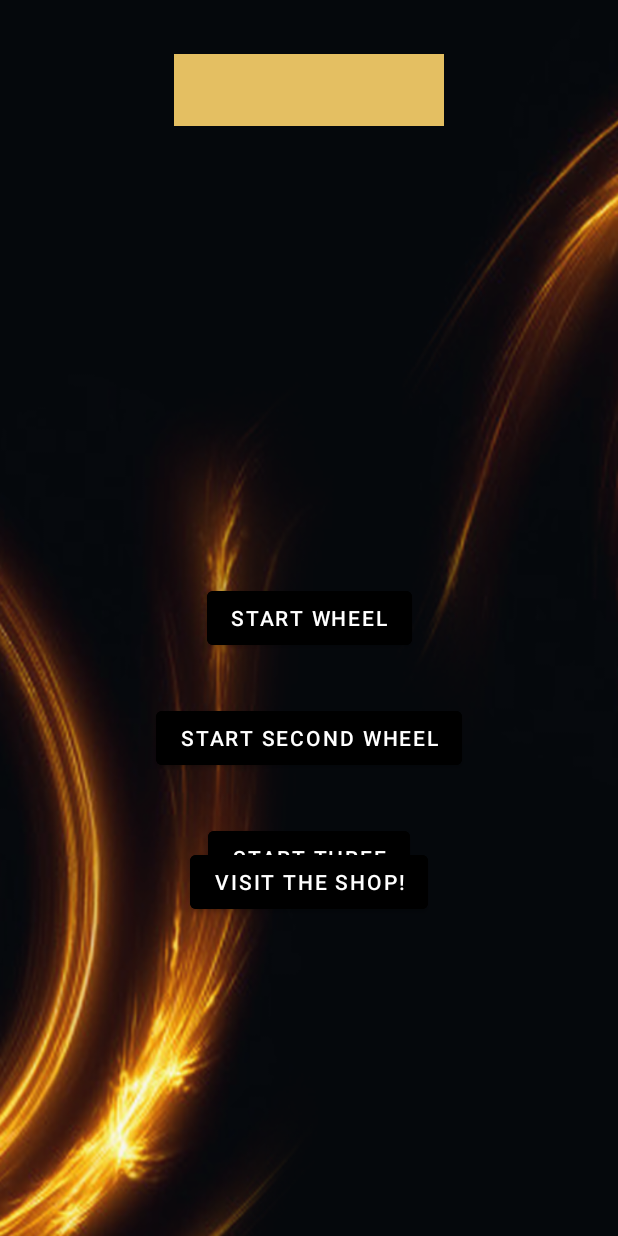
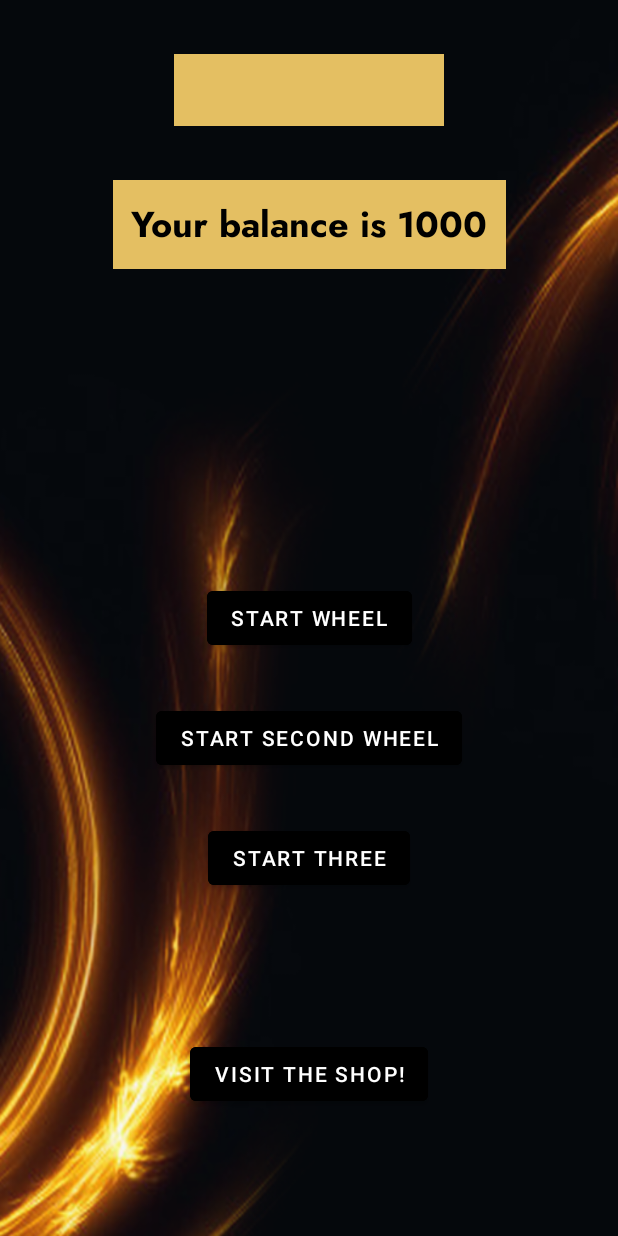
Before and after one commit to marinaMobile/MiraculousSpike, an Android app: the RegAct screen opened directly, with no data from a screen before it, on a phone screen of 412 x 824 dp. Run offline under Robolectric (Android 15) with nearby library versions, the phone set to English and light mode, and no system bars; libraries missing offline, so code that uses them is left out: com.my.tracker, com.onesignal, com.qonversion.android.

```diff
--- a/app/src/main/java/com/aqupepgames/projectp/AppClass.kt
+++ b/app/src/main/java/com/aqupepgames/projectp/AppClass.kt
@@ -22,6 +22,10 @@ import com.qonversion.android.sdk.Qonversion
 
 
 class AppClass :Application(){
+
+    companion object{
+        var TOTAL_BALANCE = 1000
+    }
 
 
     override fun onCreate() {
@@ -64,6 +68,11 @@ class AppClass :Application(){
 
         Qonversion.setDebugMode()
         Qonversion.launch(this, "pdrBIx6s7ZqTvDobWUFqTx3YONn97_tv", false)
+
+        //total_balance_payout
+        val totalBalanceSP = getSharedPreferences("TOTAL_BAL_SP", MODE_PRIVATE)
+        totalBalanceSP.edit().putInt(TOTAL_BALANCE.toString(),1000).apply()
+
     }
 
 
--- a/app/src/main/java/com/aqupepgames/projectp/four/acti/RegAct.kt
+++ b/app/src/main/java/com/aqupepgames/projectp/four/acti/RegAct.kt
@@ -3,6 +3,7 @@ package com.aqupepgames.projectp.four.acti
 import android.content.Intent
 import androidx.appcompat.app.AppCompatActivity
 import android.os.Bundle
+import com.aqupepgames.projectp.AppClass
 import com.aqupepgames.projectp.R
 import com.aqupepgames.projectp.databinding.ActivityRegBinding
 import com.aqupepgames.projectp.four.inapps.ProductListing
@@ -18,20 +19,31 @@ class RegAct : AppCompatActivity() {
         binding = ActivityRegBinding.inflate(layoutInflater)
         setContentView(binding.root)
 
+        val totalBalanceSP = getSharedPreferences("TOTAL_BAL_SP", MODE_PRIVATE)
+        var tBalanceMain: Int? = totalBalanceSP.getInt(AppClass.TOTAL_BALANCE.toString(), 0)
+
+
+
+        binding.totalBalanceMain.text = "Your balance is ${tBalanceMain.toString()}"
+
         binding.oneBtn.setOnClickListener{
             startActivity(Intent(this, OneGame::class.java))
+            finish()
         }
 
         binding.twoBtn.setOnClickListener {
             startActivity(Intent(this, TwoGame::class.java))
+            finish()
         }
 
         binding.threeBtn.setOnClickListener {
             startActivity(Intent(this, ThreeGame::class.java))
+            finish()
         }
 
         binding.shopBtn.setOnClickListener{
             startActivity(Intent(this, ProductListing::class.java))
+            finish()
         }
     }
 }
--- a/app/src/main/java/com/aqupepgames/projectp/four/inapps/ProductsAdapter.kt
+++ b/app/src/main/java/com/aqupepgames/projectp/four/inapps/ProductsAdapter.kt
@@ -41,7 +41,7 @@ class ProductsAdapter(
         }
 
         fun bind(product: QProduct) = with(itemView) {
-            binding.txtName.setImageResource(R.drawable.sc_gm_item_1)
+            binding.txtName.setImageResource(R.drawable.four)
             binding.txtDescription.text = product.skuDetail?.description
             binding.txtPrice.text = product.skuDetail?.price
         }
--- a/app/src/main/res/layout/activity_product_listing.xml
+++ b/app/src/main/res/layout/activity_product_listing.xml
@@ -4,7 +4,7 @@
     xmlns:tools="http://schemas.android.com/tools"
     android:layout_width="match_parent"
     android:layout_height="match_parent"
-    android:background="@drawable/bg_sec_gm"
+    android:background="@drawable/backmain"
     tools:context=".four.inapps.ProductListing">
     <ImageView
         android:id="@+id/imageView"
--- a/app/src/main/res/layout/activity_reg.xml
+++ b/app/src/main/res/layout/activity_reg.xml
@@ -19,6 +19,22 @@
         android:gravity="center"
         />
 
+    <TextView
+        android:id="@+id/totalBalanceMain"
+        android:layout_width="wrap_content"
+        android:layout_height="wrap_content"
+        app:layout_constraintTop_toBottomOf="@id/nameText"
+        app:layout_constraintStart_toStartOf="parent"
+        app:layout_constraintEnd_toEndOf="parent"
+        android:background="@color/item_clr_sec"
+        android:text="Your total balance is: "
+        android:padding="12dp"
+        android:fontFamily="@font/jost_bold"
+        android:textSize="24sp"
+        android:textColor="@color/black"
+        android:layout_margin="36dp"
+        android:gravity="center"
+        />
 
 
 
@@ -64,7 +80,7 @@
         app:layout_constraintTop_toBottomOf="@id/oneBtn"
         app:layout_constraintStart_toStartOf="parent"
         app:layout_constraintEnd_toEndOf="parent"
-        android:layout_marginTop="128dp"
+        android:layout_marginTop="256dp"
         android:backgroundTint="@color/black"/>
 
 
```
Also changed, not shown: app/src/main/java/com/aqupepgames/projectp/three/TwoGame.kt (+70 -19 lines), app/src/main/res/layout/activity_two_game.xml (+16 -0 lines).
